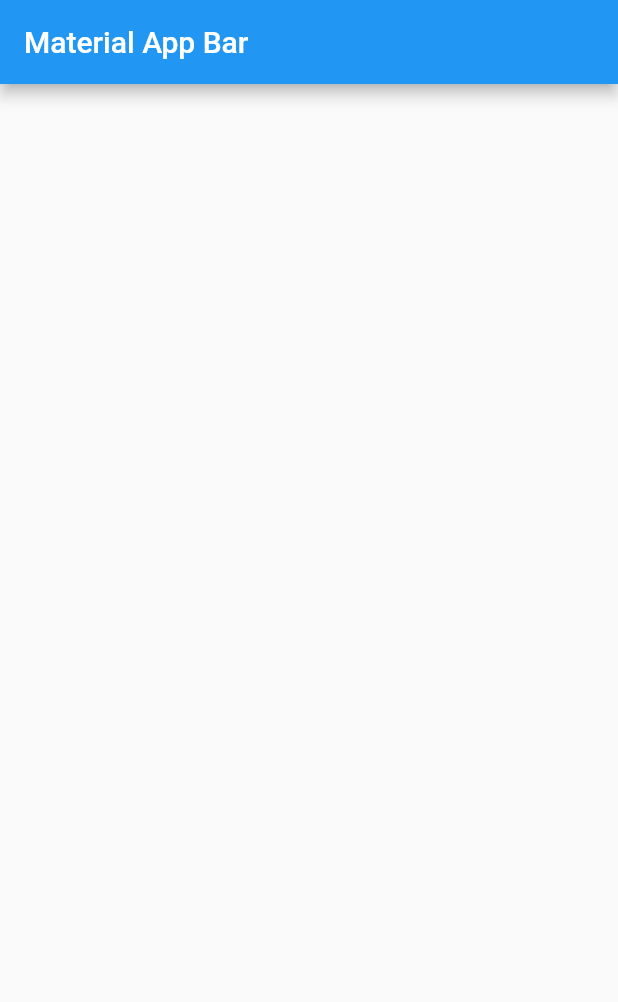
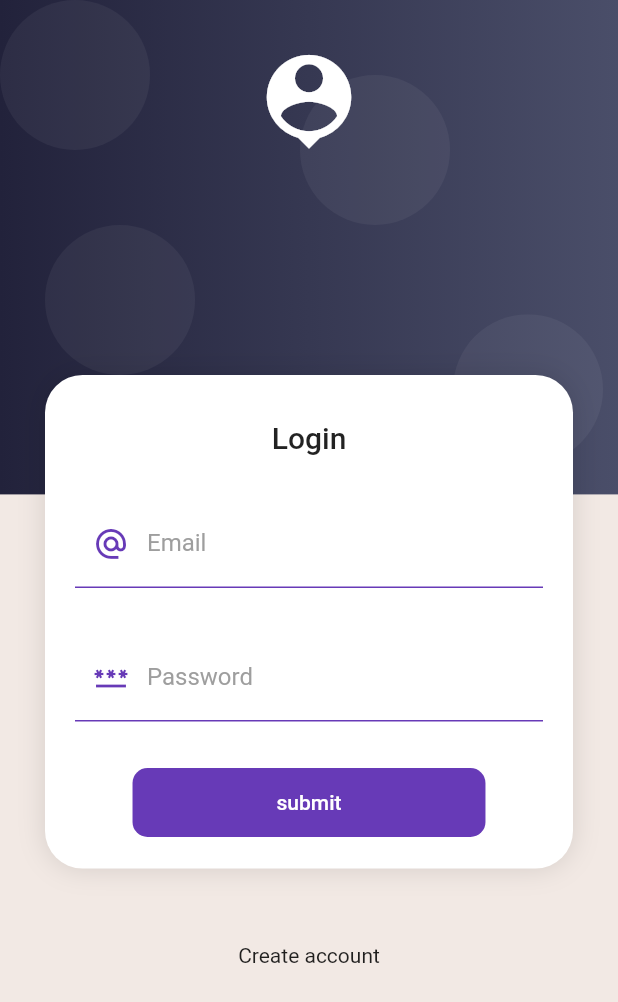
Before and after one commit to pilargarcialugo/flutter-udemy-course, a Flutter app: the screen it shows after launch, on a phone screen of 412 x 824 dp. Shown: the top 1002 px of the screen. Run offline on Flutter 3.47's test engine with Material 2 defaults, Android fonts, the phone set to English and light mode, and no system bars; our stand-ins replace card_swiper, google_maps_flutter, shared_preferences, sqflite; missing offline and left inert: flutter_barcode_scanner; accounts and stored records are empty.

Commit message:
forms validation base project

```diff
--- a/forms_validation_app/lib/main.dart
+++ b/forms_validation_app/lib/main.dart
@@ -1,4 +1,5 @@
 import 'package:flutter/material.dart';
+import 'package:forms_validation_app/screens/screens.dart';
 
 void main() => runApp(const MyApp());
 
@@ -9,11 +10,14 @@ class MyApp extends StatelessWidget {
   Widget build(BuildContext context) {
     return MaterialApp(
       debugShowCheckedModeBanner: false,
-      title: 'Material App',
-      home: Scaffold(
-        appBar: AppBar(
-          title: const Text('Material App Bar'),
-        ),
+      title: 'Forms App',
+      initialRoute: 'login',
+      routes: {
+        'login': (_) => const LoginScreen(),
+        'home': (_) => const HomeScreen(),
+      },
+      theme: ThemeData.light().copyWith(
+        scaffoldBackgroundColor: const Color(0xffF2E9E4)
       ),
     );
   }
--- /dev/null
+++ b/forms_validation_app/lib/screens/home_screen.dart
@@ -0,0 +1,15 @@
+import 'package:flutter/material.dart';
+
+class HomeScreen extends StatelessWidget {
+
+  const HomeScreen({Key? key}) : super(key: key);
+
+  @override
+  Widget build(BuildContext context) {
+    return const Scaffold(
+      body: Center(
+         child: Text('HomeScreen'),
+      ),
+    );
+  }
+}
--- /dev/null
+++ b/forms_validation_app/lib/screens/login_screen.dart
@@ -0,0 +1,83 @@
+import 'package:flutter/material.dart';
+import 'package:forms_validation_app/ui/custom_input_decoration.dart';
+import 'package:forms_validation_app/widgets/widgets.dart';
+
+class LoginScreen extends StatelessWidget {
+
+  const LoginScreen({Key? key}) : super(key: key);
+
+  @override
+  Widget build(BuildContext context) {
+    return Scaffold(
+      body: AuthBackground(
+        child: SingleChildScrollView(
+          child: Column(
+            children: [
+              const SizedBox(height: 250,),
+              CardContainer(
+                child: Column(
+                  children: [
+                    const SizedBox(height: 10,),
+                    Text('Login', style: Theme.of(context).textTheme.titleLarge,),
+                    const SizedBox(height: 30,),
+                    const _LoginForm()
+                  ],
+                ),
+              ),
+              const SizedBox(height: 50,),
+              const Text('Create account'),
+              const SizedBox(height: 50,),
+            ],
+          ),
+        )
+      )
+    );
+  }
+}
+
+class _LoginForm extends StatelessWidget {
+  const _LoginForm();
+
+  @override
+  Widget build(BuildContext context) {
+    return Form(
+      child: Column(
+        children: [
+          TextFormField(
+            autocorrect: false,
+            keyboardType: TextInputType.emailAddress,
+            decoration: CustomInputDecoration.authInputDecoration(
+              hintText: 'jq@email.com',
+              labelText: 'Email',
+              icon: Icons.alternate_email_outlined
+            )
+          ),
+          const SizedBox(height: 30),
+          TextFormField(
+            autocorrect: false,
+            obscureText: true,
+            keyboardType: TextInputType.visiblePassword,
+            decoration: CustomInputDecoration.authInputDecoration(
+              hintText: '******',
+              labelText: 'Password',
+              icon: Icons.password
+            )
+          ),
+          const SizedBox(height: 30),
+          MaterialButton(
+            onPressed: () {},
+            shape: RoundedRectangleBorder(borderRadius: BorderRadius.circular(10)),
+            disabledColor: Colors.grey,
+            elevation: 0,
+            color: Colors.deepPurple,
+            child: Container(
+              padding: const EdgeInsets.symmetric(horizontal: 80, vertical: 15),
+              child: const Text('submit', style: TextStyle(color: Colors.white),),
+            ),
+
+          ),
+        ],
+      ),
+    );
+  }
+}
--- /dev/null
+++ b/forms_validation_app/lib/screens/screens.dart
@@ -0,0 +1,2 @@
+export 'package:forms_validation_app/screens/home_screen.dart';
+export 'package:forms_validation_app/screens/login_screen.dart';
--- /dev/null
+++ b/forms_validation_app/lib/ui/custom_input_decoration.dart
@@ -0,0 +1,29 @@
+import 'package:flutter/material.dart';
+
+class CustomInputDecoration {
+  static InputDecoration authInputDecoration({
+    required String hintText,
+    required String labelText,
+    IconData? icon
+  }) {
+    return InputDecoration(
+      enabledBorder: const UnderlineInputBorder(
+        borderSide: BorderSide(
+          color: Colors.deepPurple
+        )
+      ),
+      focusedBorder: const UnderlineInputBorder(
+        borderSide: BorderSide(
+          color: Colors.deepPurple,
+          width: 2
+        )
+      ),
+      hintText: hintText,
+      labelText: labelText,
+      labelStyle: const TextStyle(
+        color: Colors.grey
+      ),
+      prefixIcon: Icon(icon, color: Colors.deepPurple,)
+    );
+  }
+}
--- /dev/null
+++ b/forms_validation_app/lib/widgets/auth_background.dart
@@ -0,0 +1,81 @@
+import 'package:flutter/material.dart';
+
+class AuthBackground extends StatelessWidget {
+
+  final Widget child;
+
+  const AuthBackground({super.key, required this.child});
+
+  @override
+  Widget build(BuildContext context) {
+    return Stack(
+      children: [
+        const _BackgroundBox(),
+        const _HeaderIcon(),
+        child
+      ],
+    );
+  }
+}
+
+class _BackgroundBox extends StatelessWidget {
+  const _BackgroundBox({super.key});
+
+  @override
+  Widget build(BuildContext context) {
+    final size = MediaQuery.of(context).size;
+    return Container(
+      width: double.infinity,
+      height: size.height * 0.4,
+      decoration: _buildBoxDecoration(),
+      child: const Stack(
+        children: [
+          Positioned(bottom: 20, right: 10, child: _Bubble(),),
+          Positioned(top: 0, left: 0, child: _Bubble(),),
+          Positioned(top: 150, left: 30, child: _Bubble(),),
+          Positioned(top: 50, left: 200, child: _Bubble(),),
+        ],
+      ),
+    );
+  }
+
+  BoxDecoration _buildBoxDecoration() => const BoxDecoration(
+    gradient: LinearGradient(
+      colors: [
+        Color(0Xff22223B),
+        Color(0Xff4a4e69),
+      ]
+    )
+  );
+}
+
+class _Bubble extends StatelessWidget {
+  const _Bubble();
+
+  @override
+  Widget build(BuildContext context) {
+    return Container(
+      width: 100,
+      height: 100,
+      decoration: BoxDecoration(
+        borderRadius: BorderRadius.circular(100),
+        color: const Color.fromRGBO(255, 255, 255, 0.05)
+      ),
+    );
+  }
+}
+
+class _HeaderIcon extends StatelessWidget {
+  const _HeaderIcon();
+
+  @override
+  Widget build(BuildContext context) {
+    return SafeArea(
+      child: Container(
+        width: double.infinity,
+        margin: const EdgeInsets.only(top: 30),
+        child: const Icon(Icons.person_pin, color: Colors.white, size: 75,),
+      ),
+    );
+  }
+}
--- /dev/null
+++ b/forms_validation_app/lib/widgets/card_container.dart
@@ -0,0 +1,32 @@
+import 'package:flutter/material.dart';
+
+class CardContainer extends StatelessWidget {
+  final Widget child;
+
+  const CardContainer({super.key, required this.child});
+
+  @override
+  Widget build(BuildContext context) {
+    return Padding(
+      padding: const EdgeInsets.symmetric(horizontal: 30),
+      child: Container(
+        width: double.infinity,
+        padding: const EdgeInsets.all(20),
+        decoration: _buildCardDecoration(),
+        child: child,
+      ),
+    );
+  }
+
+  BoxDecoration _buildCardDecoration() => BoxDecoration(
+    color: Colors.white,
+    borderRadius: BorderRadius.circular(25),
+    boxShadow: const [
+      BoxShadow(
+        color: Colors.black12,
+        blurRadius: 15,
+        offset: Offset(0, 0)
+      )
+    ]
+  );
+}
--- /dev/null
+++ b/forms_validation_app/lib/widgets/widgets.dart
@@ -0,0 +1,2 @@
+export 'package:forms_validation_app/widgets/auth_background.dart';
+export 'package:forms_validation_app/widgets/card_container.dart';
```
